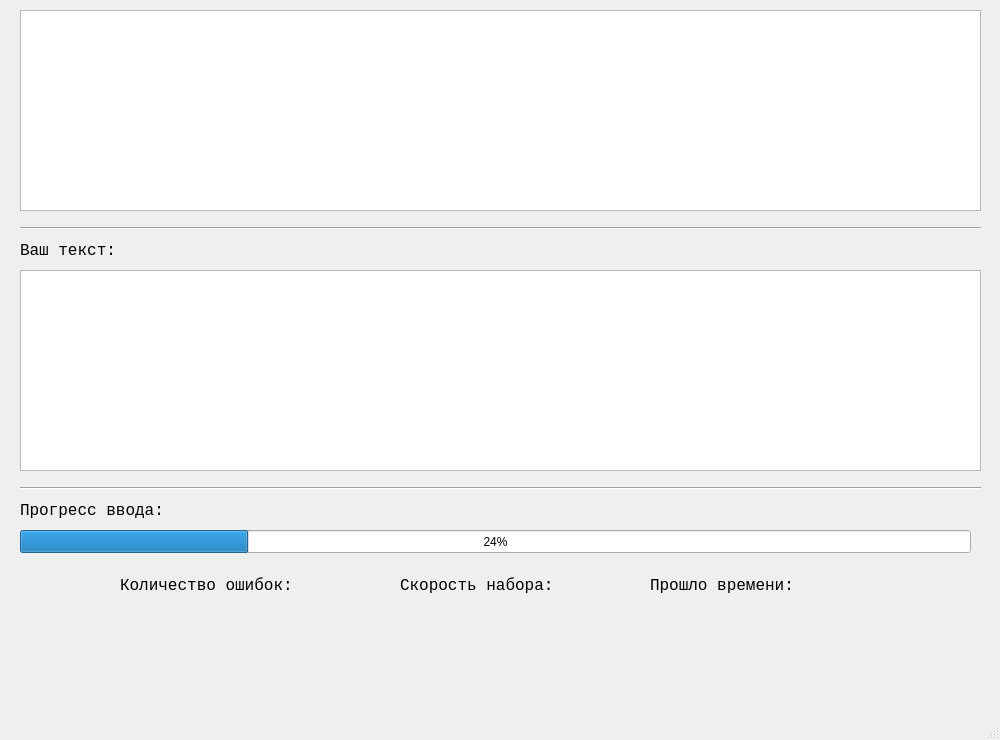
Before: the Qt Designer form маша скинула/victory/typewindow.ui in diquid/keyboardtrainer, drawn with Qt 5.
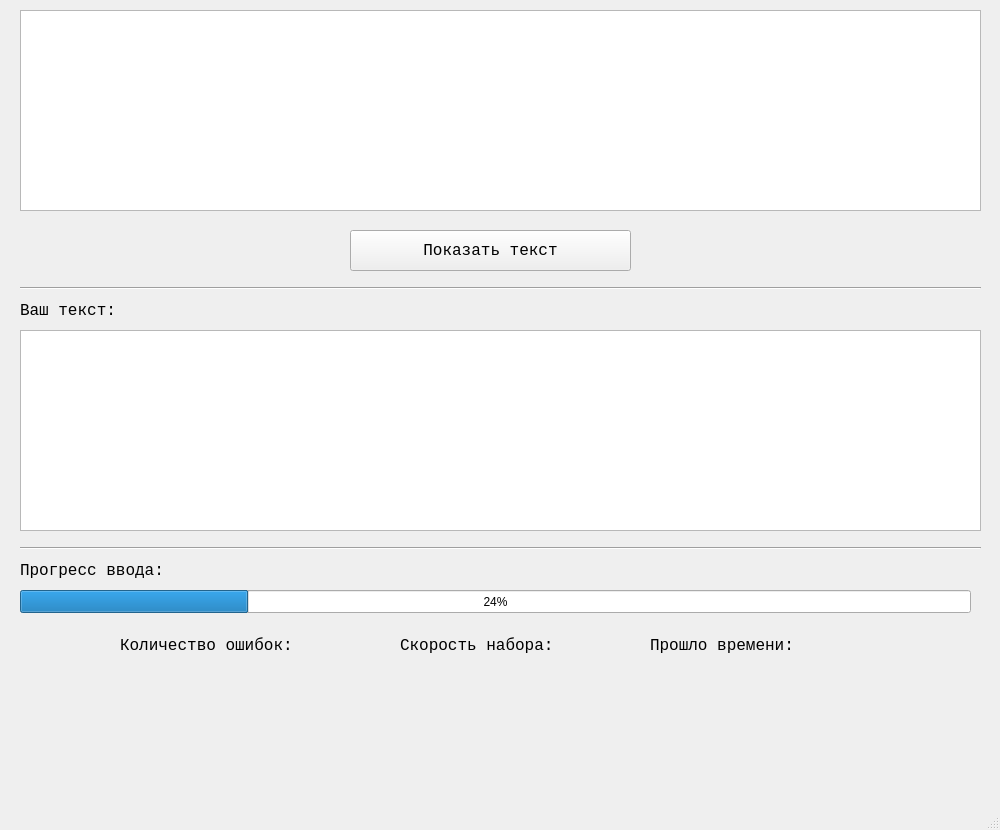
After: the same form once the commit is applied.

```diff
--- a/маша скинула/victory/typewindow.ui
+++ b/маша скинула/victory/typewindow.ui
@@ -7,7 +7,7 @@
     <x>0</x>
     <y>0</y>
     <width>1000</width>
-    <height>740</height>
+    <height>830</height>
    </rect>
   </property>
   <property name="windowTitle">
@@ -18,7 +18,7 @@
     <property name="geometry">
      <rect>
       <x>20</x>
-      <y>270</y>
+      <y>330</y>
       <width>961</width>
       <height>201</height>
      </rect>
@@ -38,7 +38,7 @@
     <property name="geometry">
      <rect>
       <x>20</x>
-      <y>240</y>
+      <y>300</y>
       <width>311</width>
       <height>21</height>
      </rect>
@@ -57,7 +57,7 @@
     <property name="geometry">
      <rect>
       <x>20</x>
-      <y>220</y>
+      <y>280</y>
       <width>961</width>
       <height>16</height>
      </rect>
@@ -70,7 +70,7 @@
     <property name="geometry">
      <rect>
       <x>20</x>
-      <y>480</y>
+      <y>540</y>
       <width>961</width>
       <height>16</height>
      </rect>
@@ -83,7 +83,7 @@
     <property name="geometry">
      <rect>
       <x>20</x>
-      <y>530</y>
+      <y>590</y>
       <width>951</width>
       <height>23</height>
      </rect>
@@ -96,7 +96,7 @@
     <property name="geometry">
      <rect>
       <x>20</x>
-      <y>500</y>
+      <y>560</y>
       <width>191</width>
       <height>21</height>
      </rect>
@@ -115,7 +115,7 @@
     <property name="geometry">
      <rect>
       <x>120</x>
-      <y>570</y>
+      <y>630</y>
       <width>211</width>
       <height>31</height>
      </rect>
@@ -134,7 +134,7 @@
     <property name="geometry">
      <rect>
       <x>400</x>
-      <y>570</y>
+      <y>630</y>
       <width>211</width>
       <height>31</height>
      </rect>
@@ -153,7 +153,7 @@
     <property name="geometry">
      <rect>
       <x>650</x>
-      <y>570</y>
+      <y>630</y>
       <width>211</width>
       <height>31</height>
      </rect>
@@ -168,6 +168,25 @@
      <string>Прошло времени:</string>
     </property>
    </widget>
+   <widget class="QPushButton" name="pushButton">
+    <property name="geometry">
+     <rect>
+      <x>350</x>
+      <y>230</y>
+      <width>281</width>
+      <height>41</height>
+     </rect>
+    </property>
+    <property name="font">
+     <font>
+      <family>Courier New</family>
+      <pointsize>12</pointsize>
+     </font>
+    </property>
+    <property name="text">
+     <string>Показать текст</string>
+    </property>
+   </widget>
   </widget>
   <widget class="QMenuBar" name="menubar">
    <property name="geometry">
```
